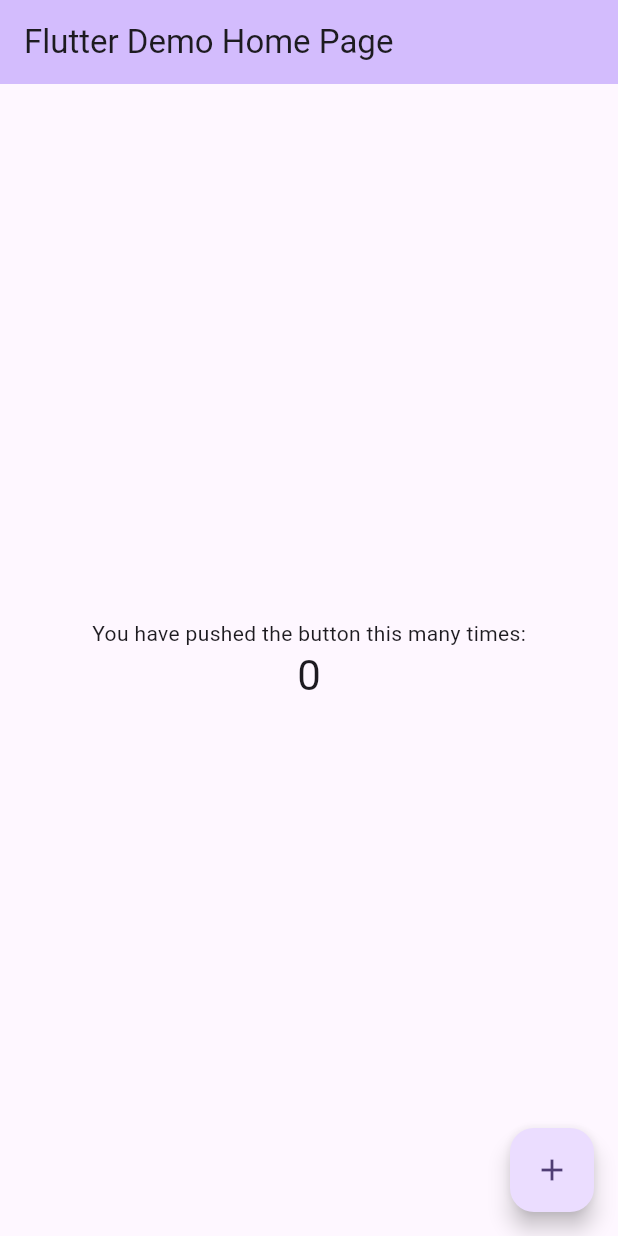
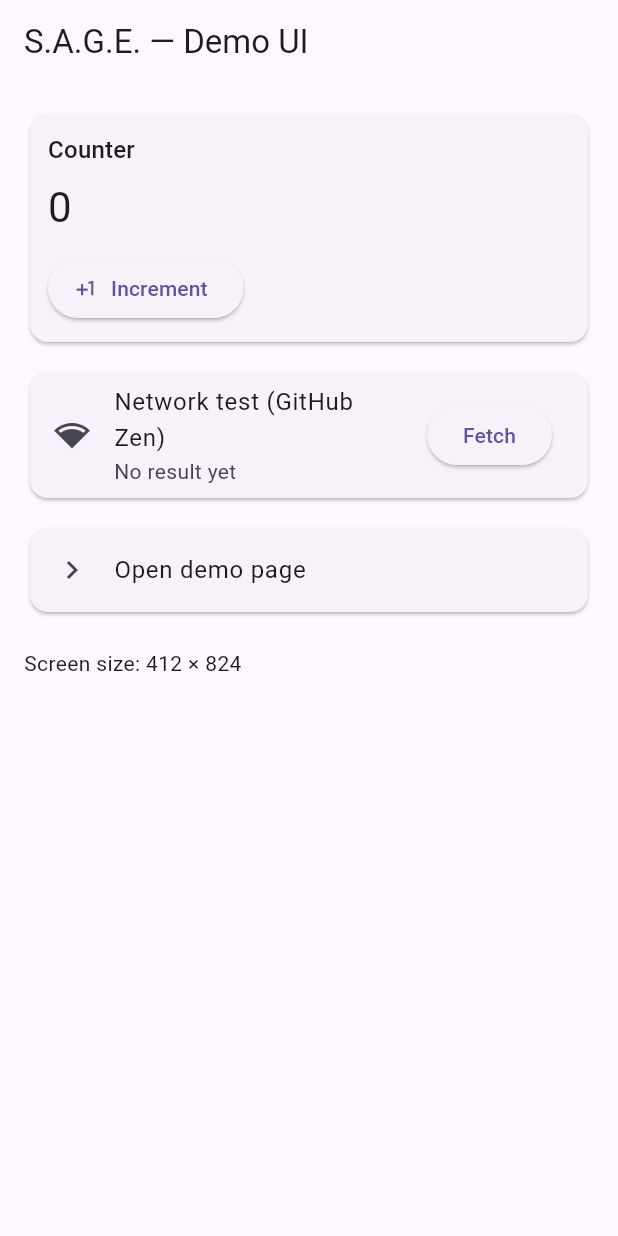
Before and after one commit to Lionel-Logan/S.A.G.E, a Flutter app: the screen it shows after launch, on a phone screen of 412 x 824 dp. Run offline on Flutter 3.47's test engine with Material 3 defaults, Android fonts, the phone set to English and light mode, and no system bars.

Commit message:
initialized sample app
- custom ui to check mobile-flutter interface

```diff
--- a/app/frontend/lib/main.dart
+++ b/app/frontend/lib/main.dart
@@ -1,122 +1,144 @@
+import 'dart:convert';
 import 'package:flutter/material.dart';
+import 'package:http/http.dart' as http; // add http in pubspec if you want network demo
 
-void main() {
-  runApp(const MyApp());
-}
+void main() => runApp(const SageApp());
 
-class MyApp extends StatelessWidget {
-  const MyApp({super.key});
-
-  // This widget is the root of your application.
+class SageApp extends StatelessWidget {
+  const SageApp({super.key});
   @override
   Widget build(BuildContext context) {
     return MaterialApp(
-      title: 'Flutter Demo',
+      title: 'S.A.G.E. Frontend',
       theme: ThemeData(
-        // This is the theme of your application.
-        //
-        // TRY THIS: Try running your application with "flutter run". You'll see
-        // the application has a purple toolbar. Then, without quitting the app,
-        // try changing the seedColor in the colorScheme below to Colors.green
-        // and then invoke "hot reload" (save your changes or press the "hot
-        // reload" button in a Flutter-supported IDE, or press "r" if you used
-        // the command line to start the app).
-        //
-        // Notice that the counter didn't reset back to zero; the application
-        // state is not lost during the reload. To reset the state, use hot
-        // restart instead.
-        //
-        // This works for code too, not just values: Most code changes can be
-        // tested with just a hot reload.
-        colorScheme: .fromSeed(seedColor: Colors.deepPurple),
+        primarySwatch: Colors.indigo,
+        useMaterial3: true,
       ),
-      home: const MyHomePage(title: 'Flutter Demo Home Page'),
+      home: const HomePage(),
+      debugShowCheckedModeBanner: false,
     );
   }
 }
 
-class MyHomePage extends StatefulWidget {
-  const MyHomePage({super.key, required this.title});
-
-  // This widget is the home page of your application. It is stateful, meaning
-  // that it has a State object (defined below) that contains fields that affect
-  // how it looks.
-
-  // This class is the configuration for the state. It holds the values (in this
-  // case the title) provided by the parent (in this case the App widget) and
-  // used by the build method of the State. Fields in a Widget subclass are
-  // always marked "final".
-
-  final String title;
-
+class HomePage extends StatefulWidget {
+  const HomePage({super.key});
   @override
-  State<MyHomePage> createState() => _MyHomePageState();
+  State<HomePage> createState() => _HomePageState();
 }
 
-class _MyHomePageState extends State<MyHomePage> {
+class _HomePageState extends State<HomePage> {
   int _counter = 0;
+  String _networkResult = 'No result yet';
 
-  void _incrementCounter() {
-    setState(() {
-      // This call to setState tells the Flutter framework that something has
-      // changed in this State, which causes it to rerun the build method below
-      // so that the display can reflect the updated values. If we changed
-      // _counter without calling setState(), then the build method would not be
-      // called again, and so nothing would appear to happen.
-      _counter++;
-    });
+  void _increment() => setState(() => _counter++);
+
+  Future<void> _fetchSample() async {
+    setState(() => _networkResult = 'Loading...');
+    try {
+      // a tiny public API for testing
+      final res = await http.get(Uri.parse('https://api.github.com/zen')).timeout(const Duration(seconds: 8));
+      if (res.statusCode == 200) {
+        setState(() => _networkResult = res.body);
+      } else {
+        setState(() => _networkResult = 'Status ${res.statusCode}');
+      }
+    } catch (e) {
+      setState(() => _networkResult = 'Error: $e');
+    }
   }
 
   @override
   Widget build(BuildContext context) {
-    // This method is rerun every time setState is called, for instance as done
-    // by the _incrementCounter method above.
-    //
-    // The Flutter framework has been optimized to make rerunning build methods
-    // fast, so that you can just rebuild anything that needs updating rather
-    // than having to individually change instances of widgets.
+    final mq = MediaQuery.of(context);
     return Scaffold(
-      appBar: AppBar(
-        // TRY THIS: Try changing the color here to a specific color (to
-        // Colors.amber, perhaps?) and trigger a hot reload to see the AppBar
-        // change color while the other colors stay the same.
-        backgroundColor: Theme.of(context).colorScheme.inversePrimary,
-        // Here we take the value from the MyHomePage object that was created by
-        // the App.build method, and use it to set our appbar title.
-        title: Text(widget.title),
-      ),
-      body: Center(
-        // Center is a layout widget. It takes a single child and positions it
-        // in the middle of the parent.
-        child: Column(
-          // Column is also a layout widget. It takes a list of children and
-          // arranges them vertically. By default, it sizes itself to fit its
-          // children horizontally, and tries to be as tall as its parent.
-          //
-          // Column has various properties to control how it sizes itself and
-          // how it positions its children. Here we use mainAxisAlignment to
-          // center the children vertically; the main axis here is the vertical
-          // axis because Columns are vertical (the cross axis would be
-          // horizontal).
-          //
-          // TRY THIS: Invoke "debug painting" (choose the "Toggle Debug Paint"
-          // action in the IDE, or press "p" in the console), to see the
-          // wireframe for each widget.
-          mainAxisAlignment: .center,
-          children: [
-            const Text('You have pushed the button this many times:'),
-            Text(
-              '$_counter',
-              style: Theme.of(context).textTheme.headlineMedium,
-            ),
-          ],
+      appBar: AppBar(title: const Text('S.A.G.E. — Demo UI')),
+      body: SafeArea(
+        child: Padding(
+          padding: const EdgeInsets.all(16),
+          child: Column(
+            children: [
+              Row(
+                children: [
+                  Expanded(
+                    child: Card(
+                      child: Padding(
+                        padding: const EdgeInsets.all(12),
+                        child: Column(
+                          crossAxisAlignment: CrossAxisAlignment.start,
+                          children: [
+                            Text('Counter', style: Theme.of(context).textTheme.titleMedium),
+                            const SizedBox(height: 8),
+                            Text('$_counter', style: Theme.of(context).textTheme.headlineMedium),
+                            const SizedBox(height: 12),
+                            ElevatedButton.icon(
+                              onPressed: _increment,
+                              icon: const Icon(Icons.plus_one),
+                              label: const Text('Increment'),
+                            ),
+                          ],
+                        ),
+                      ),
+                    ),
+                  ),
+                ],
+              ),
+              const SizedBox(height: 12),
+              Expanded(
+                child: ListView(
+                  children: [
+                    Card(
+                      child: ListTile(
+                        leading: const Icon(Icons.network_wifi),
+                        title: const Text('Network test (GitHub Zen)'),
+                        subtitle: Text(_networkResult),
+                        trailing: ElevatedButton(
+                          onPressed: _fetchSample,
+                          child: const Text('Fetch'),
+                        ),
+                      ),
+                    ),
+                    const SizedBox(height: 12),
+                    Card(
+                      child: ListTile(
+                        leading: const Icon(Icons.navigate_next),
+                        title: const Text('Open demo page'),
+                        onTap: () => Navigator.push(context, MaterialPageRoute(builder: (_) => const SecondPage())),
+                      ),
+                    ),
+                    const SizedBox(height: 20),
+                    Text('Screen size: ${mq.size.width.toStringAsFixed(0)} × ${mq.size.height.toStringAsFixed(0)}'),
+                  ],
+                ),
+              ),
+            ],
+          ),
         ),
-      ),
-      floatingActionButton: FloatingActionButton(
-        onPressed: _incrementCounter,
-        tooltip: 'Increment',
-        child: const Icon(Icons.add),
       ),
     );
   }
 }
+
+class SecondPage extends StatelessWidget {
+  const SecondPage({super.key});
+  @override
+  Widget build(BuildContext context) {
+    return Scaffold(
+      appBar: AppBar(title: const Text('Details')),
+      body: Center(
+        child: Column(
+          mainAxisSize: MainAxisSize.min,
+          children: [
+            const Icon(Icons.check_circle, size: 72, color: Colors.green),
+            const SizedBox(height: 12),
+            Text('Navigation works!', style: Theme.of(context).textTheme.titleLarge),
+            const SizedBox(height: 20),
+            ElevatedButton(
+              onPressed: () => Navigator.pop(context),
+              child: const Text('Go back'),
+            )
+          ],
+        ),
+      ),
+    );
+  }
+}
--- a/app/frontend/pubspec.yaml
+++ b/app/frontend/pubspec.yaml
@@ -34,6 +34,7 @@ dependencies:
   # The following adds the Cupertino Icons font to your application.
   # Use with the CupertinoIcons class for iOS style icons.
   cupertino_icons: ^1.0.8
+  http: ^1.1.0
 
 dev_dependencies:
   flutter_test:
```
Also changed, not shown: app/frontend/pubspec.lock.
